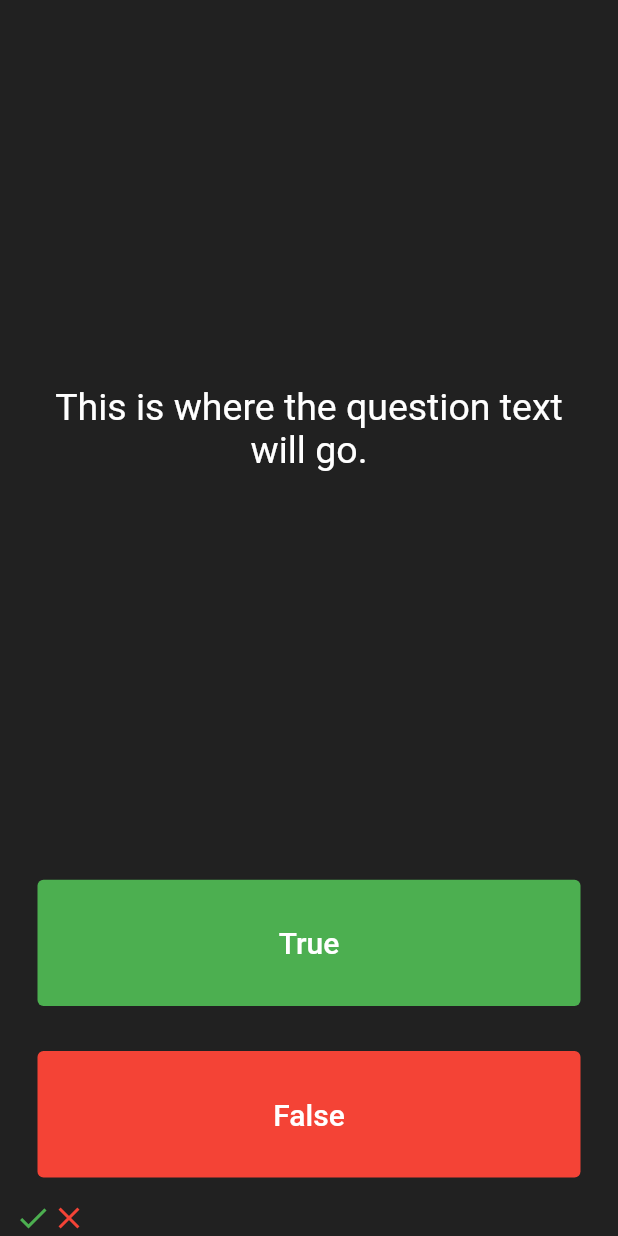
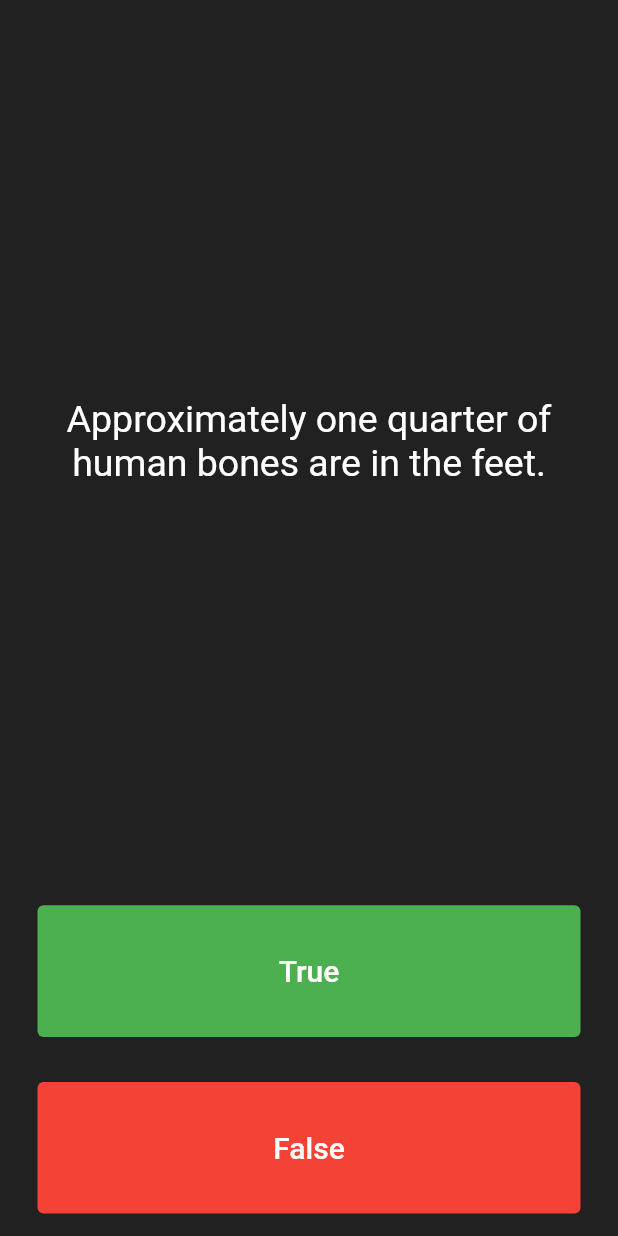
Before and after one commit to creaturerigger/quizzler, a Flutter app: the screen it shows after launch, after a tap on "True", on a phone screen of 412 x 824 dp. Run offline on Flutter 3.47's test engine with Material 2 defaults, Android fonts, the phone set to English and light mode, and no system bars.

Commit message:
Update main.dart

```diff
--- a/lib/main.dart
+++ b/lib/main.dart
@@ -3,11 +3,12 @@ import 'package:flutter/material.dart';
 void main() => runApp(Quizzler());
 
 class Quizzler extends StatelessWidget {
+  // This widget is the root of your application.
   @override
   Widget build(BuildContext context) {
     return MaterialApp(
       home: Scaffold(
-        backgroundColor: Colors.grey.shade900,
+        backgroundColor: Colors.grey[900],
         body: SafeArea(
           child: Padding(
             padding: const EdgeInsets.symmetric(horizontal: 10.0),
@@ -25,8 +26,13 @@ class QuizPage extends StatefulWidget {
 }
 
 class _QuizPageState extends State<QuizPage> {
-
-  List<Widget> scoreKeeper = [];
+  List<Icon> scoreKeeper = [];
+  List<String> questions = [
+    'You can lead a cow down stairs but not up stairs.',
+    'Approximately one quarter of human bones are in the feet.',
+    'A slug\'s blood is green.'
+  ];
+  int indexOfQuestion = 0;
 
   @override
   Widget build(BuildContext context) {
@@ -40,7 +46,7 @@ class _QuizPageState extends State<QuizPage> {
             padding: const EdgeInsets.all(10.0),
             child: Center(
               child: Text(
-                'This is where the question text will go.',
+                questions[indexOfQuestion],
                 textAlign: TextAlign.center,
                 style: TextStyle(
                   fontSize: 25.0,
@@ -66,10 +72,16 @@ class _QuizPageState extends State<QuizPage> {
                 ),
               ),
               onPressed: () {
-                print('True button is pressed');
+                setState(() {
+                  if (indexOfQuestion < 2) {
+                    ++indexOfQuestion;
+                  } else {
+                    indexOfQuestion = 0;
+                  }
+                });
               },
             ),
-          )
+          ),
         ),
         Expanded(
           child: Padding(
@@ -82,28 +94,25 @@ class _QuizPageState extends State<QuizPage> {
               child: Text(
                 'False',
                 style: TextStyle(
+                  color: Colors.white,
                   fontSize: 20.0,
-                  color: Colors.white,
                 ),
               ),
               onPressed: () {
-                print('False button is pressed');
+                setState(() {
+                  if (indexOfQuestion < 2) {
+                    ++indexOfQuestion;
+                  } else {
+                    indexOfQuestion = 0;
+                  }
+                });
               },
             ),
           ),
         ),
         Row(
-          children: <Widget>[
-            Icon(
-              Icons.check,
-              color: Colors.green,
-            ),
-            Icon(
-              Icons.close,
-              color: Colors.red,
-            ),
-          ],
-        ),
+          children: scoreKeeper,
+        ), // Row
       ],
     );
   }
```
